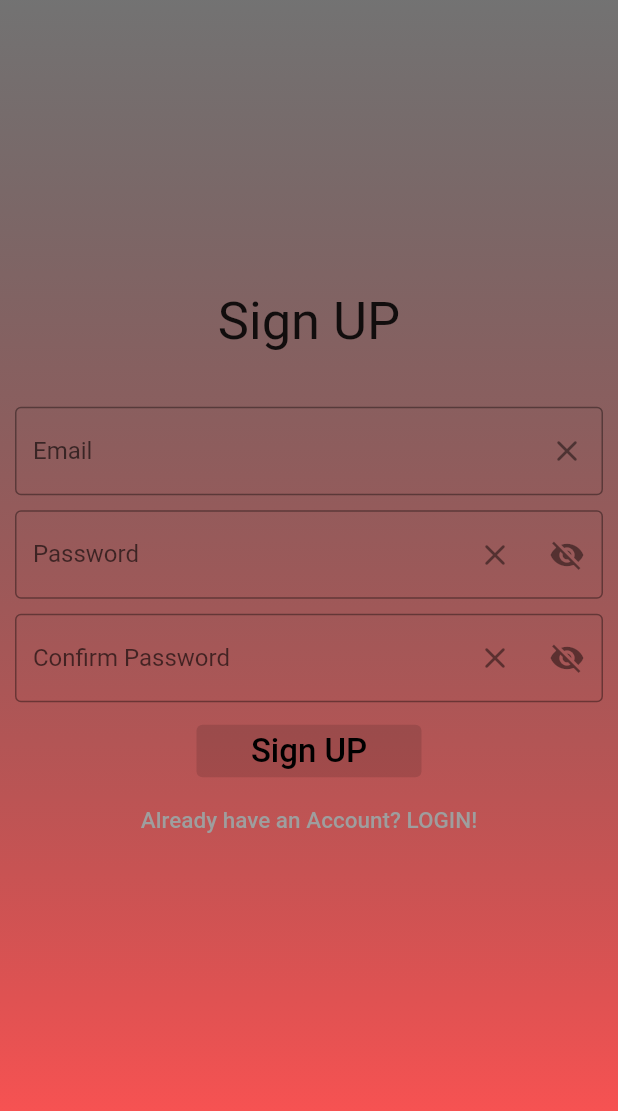
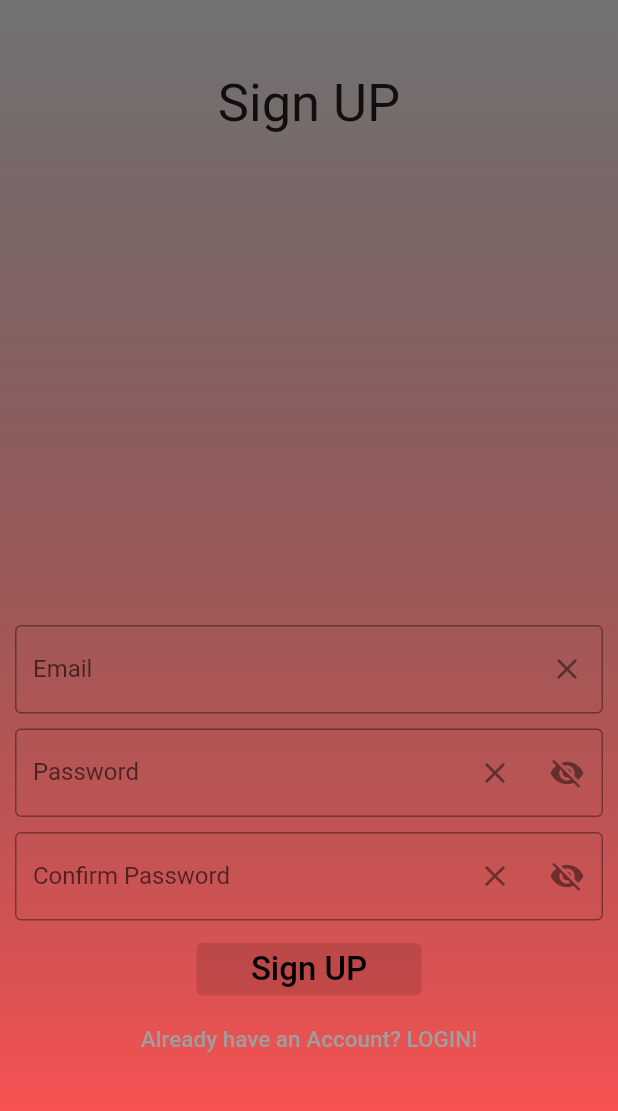
Before and after one commit to berdn70s/reminder, a Flutter app: the screen it shows after launch, after a tap on "Create an Account", on a phone screen of 412 x 824 dp, the part 86-1197 px from its top. Run offline on Flutter 3.47's test engine with Material 2 defaults, Android fonts, the phone set to English and light mode, and no system bars; our stand-ins replace cloud_firestore, firebase_auth, firebase_core, flutter_riverpod, fluttertoast, google_fonts and 1 more; missing offline and left inert: alan_voice, flutter_animated_button; accounts and stored records are empty; Roboto replaces fonts that are missing (Arya).

Commit message:
special request from hamza

```diff
--- a/lib/admin.dart
+++ b/lib/admin.dart
@@ -1,8 +1,5 @@
 import 'package:flutter/material.dart';
-import 'package:google_fonts/google_fonts.dart';
 import 'package:remainder/login.dart';
-import 'package:remainder/project_screen.dart';
-import 'package:flutter_riverpod/flutter_riverpod.dart';
 import 'package:firebase_core/firebase_core.dart';
 import 'package:firebase_auth/firebase_auth.dart';
 
@@ -10,7 +7,7 @@ import 'package:firebase_auth/firebase_auth.dart';
 Future<void> main() async {
   WidgetsFlutterBinding.ensureInitialized();
   await Firebase.initializeApp();
-  runApp(const ProviderScope(child: MyApp()));
+  runApp(const MyApp());
 }
 
 class MyApp extends StatelessWidget {
@@ -40,6 +37,6 @@ class MyHomePage extends StatefulWidget {
 class _MyHomePageState extends State<MyHomePage> {
   @override
   Widget build(BuildContext context) {
-    return Login();
+    return const Login();
   }
 }
--- a/lib/login.dart
+++ b/lib/login.dart
@@ -27,7 +27,7 @@ class _LoginState extends State<Login> {
   signIn() async {
     try{
       await FirebaseAuth.instance.signInWithEmailAndPassword(email: emailController.text, password: passwordController.text);
-      Navigator.push(context, MaterialPageRoute(builder: (context) => ProjectsScreen(title: FirebaseAuth.instance.currentUser!.displayName.toString())));
+      Navigator.push(context, MaterialPageRoute(builder: (context) => ProjectsScreen()));
     } on FirebaseAuthException catch (error){
       Fluttertoast.showToast(msg: error.message!,gravity: ToastGravity.TOP);
     }
--- a/lib/register.dart
+++ b/lib/register.dart
@@ -101,18 +101,21 @@ class _RegisterState extends State<Register> {
               bottom: 50,
               top: 50,
             ),
+            child: Expanded(
               child: Column(
                 mainAxisAlignment: MainAxisAlignment.center,
                 crossAxisAlignment: CrossAxisAlignment.center,
                 mainAxisSize: MainAxisSize.min,
                 children: <Widget>[
-                const Padding(
+                   Expanded(
+                     child: Padding(
                       padding: EdgeInsets.only(
                         bottom: 36,
                       ),
                       child: Text(
                         "Sign UP",
                         style: TextStyle(fontSize: 35, fontStyle: FontStyle.normal),
+                      ),
                   ),
                    ),
                   TextField(
@@ -232,6 +235,7 @@ class _RegisterState extends State<Register> {
             ),
           ),
         ),
+      ),
     );
   }
 }
```
Also changed, not shown: lib/project_screen.dart (+24 -20 lines), lib/repository/project_friends.dart (+2 -8 lines), lib/task_screen.dart (+9 -10 lines), pubspec.lock. Lines whose indentation alone changed are shown as unchanged.
